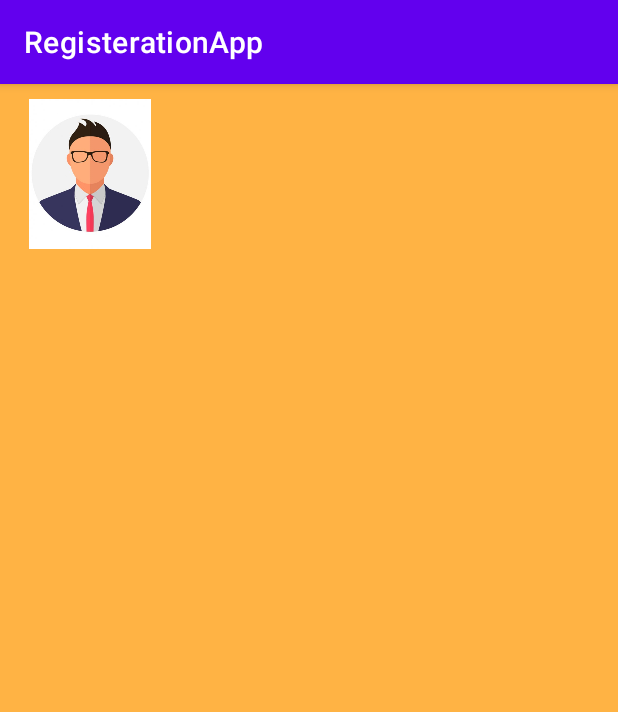
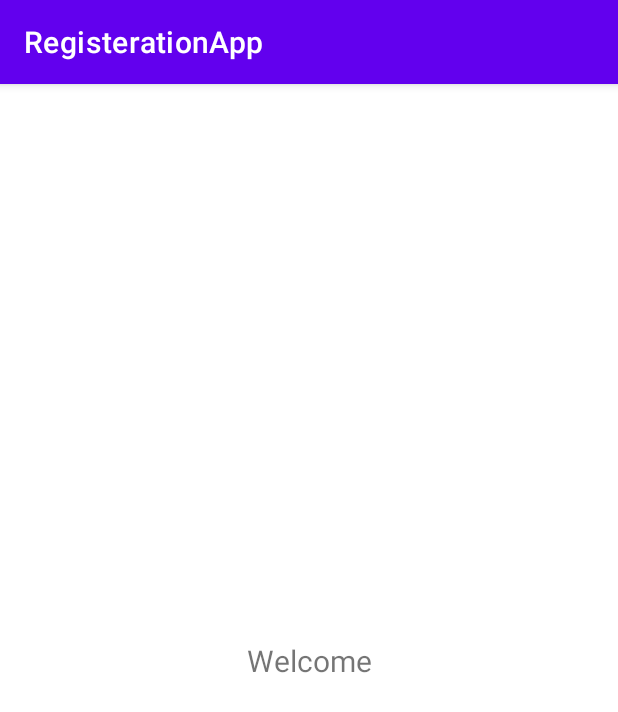
Before and after one commit to SpadeQ22/java-andriod-training-repo, an Android app: the screen it shows after launch (MainActivity3 before the commit, MainActivity2 after it), after a tap on "REGISTER", on a phone screen of 412 x 824 dp. Shown: the top 712 px of the screen. Run offline under Robolectric (Android 15) with nearby library versions, the phone set to English and light mode, and no system bars.

```diff
--- a/RegisterationApp/app/src/main/AndroidManifest.xml
+++ b/RegisterationApp/app/src/main/AndroidManifest.xml
@@ -9,6 +9,9 @@
         android:roundIcon="@mipmap/ic_launcher_round"
         android:supportsRtl="true"
         android:theme="@style/Theme.RegisterationApp">
+        <activity
+            android:name=".MainActivity2"
+            android:exported="true" />
         <activity
             android:name=".MainActivity3"
             android:exported="true" />
--- a/RegisterationApp/app/src/main/java/com/example/registerationapp/MainActivity.java
+++ b/RegisterationApp/app/src/main/java/com/example/registerationapp/MainActivity.java
@@ -26,7 +26,7 @@ public class MainActivity extends AppCompatActivity {
             String name = name_layout.getEditText().getText().toString();
             String email = email_layout.getEditText().getText().toString();
             String phone = phone_layout.getEditText().getText().toString();
-            Intent intent = new Intent(this, MainActivity3.class);
+            Intent intent = new Intent(this, MainActivity2.class);
             Bundle bundle = new Bundle();
             bundle.putString("name", name);
             bundle.putString("email", email);
--- /dev/null
+++ b/RegisterationApp/app/src/main/java/com/example/registerationapp/MainActivity2.java
@@ -0,0 +1,71 @@
+package com.example.registerationapp;
+
+import androidx.appcompat.app.AppCompatActivity;
+import androidx.appcompat.widget.AppCompatTextView;
+
+import android.content.Intent;
+import android.os.Bundle;
+import android.os.Handler;
+import android.view.animation.Animation;
+import android.view.animation.AnimationUtils;
+import android.widget.TextView;
+
+public class MainActivity2 extends AppCompatActivity {
+    int position = 0;
+    TextView text;
+    String [] message = null;
+    Animation fadin;
+    Animation fadout;
+    Handler handler = new Handler();
+    Intent intent;
+    @Override
+    protected void onCreate(Bundle savedInstanceState) {
+        super.onCreate(savedInstanceState);
+        setContentView(R.layout.activity_main2);
+        text = findViewById(R.id.text_anim);
+        fadin = AnimationUtils.loadAnimation(this, R.anim.fade_in);
+        fadout = AnimationUtils.loadAnimation(this, R.anim.fade_out);
+        message = new String[]{"Welcome", getIntent().getBundleExtra("bundle")
+                .getString("name").split(" ")[0]};
+        intent = new Intent(this, MainActivity3.class);
+        intent.putExtra("bundle", getIntent().getBundleExtra("bundle"));
+        animate();
+
+
+    }
+
+    public void animate(){
+        try {
+            text.setText(message[position]);
+        } catch (IndexOutOfBoundsException ex){
+            startActivity(intent);
+        }
+        text.startAnimation(fadin);
+        handler.postDelayed(new Runnable() {
+            @Override
+            public void run() {
+                text.startAnimation(fadout);
+                if (text.getAnimation() != null) {
+                    text.getAnimation().setAnimationListener(new Animation.AnimationListener() {
+                        @Override
+                        public void onAnimationStart(Animation animation) {
+
+                        }
+
+                        @Override
+                        public void onAnimationEnd(Animation animation) {
+                            position++;
+                            animate();
+
+                        }
+
+                        @Override
+                        public void onAnimationRepeat(Animation animation) {
+
+                        }
+                    });
+                }
+            }
+        }, 950);
+    }
+}
--- /dev/null
+++ b/RegisterationApp/app/src/main/res/anim/fade_in.xml
@@ -0,0 +1,8 @@
+<?xml version="1.0" encoding="utf-8"?>
+<set xmlns:android="http://schemas.android.com/apk/res/android" android:interpolator="@android:anim/linear_interpolator">
+    <alpha
+        android:duration="500"
+        android:fromAlpha="0.1"
+        android:toAlpha="1.0">
+    </alpha>
+</set>
--- /dev/null
+++ b/RegisterationApp/app/src/main/res/anim/fade_out.xml
@@ -0,0 +1,9 @@
+<?xml version="1.0" encoding="utf-8"?>
+<set xmlns:android="http://schemas.android.com/apk/res/android"
+    android:interpolator="@android:anim/linear_interpolator">
+    <alpha
+        android:duration="500"
+        android:fromAlpha="1.0"
+        android:toAlpha="0.1" >
+    </alpha>
+</set>
--- /dev/null
+++ b/RegisterationApp/app/src/main/res/layout/activity_main2.xml
@@ -0,0 +1,19 @@
+<?xml version="1.0" encoding="utf-8"?>
+<androidx.constraintlayout.widget.ConstraintLayout xmlns:android="http://schemas.android.com/apk/res/android"
+    xmlns:app="http://schemas.android.com/apk/res-auto"
+    xmlns:tools="http://schemas.android.com/tools"
+    android:layout_width="match_parent"
+    android:layout_height="match_parent"
+    tools:context=".MainActivity2">
+
+    <TextView
+        android:id="@+id/text_anim"
+        android:layout_width="wrap_content"
+        android:layout_height="wrap_content"
+        app:layout_constraintTop_toTopOf="parent"
+        app:layout_constraintBottom_toBottomOf="parent"
+        app:layout_constraintStart_toStartOf="parent"
+        app:layout_constraintEnd_toEndOf="parent"
+        android:textSize="20sp"/>
+
+</androidx.constraintlayout.widget.ConstraintLayout>
```
